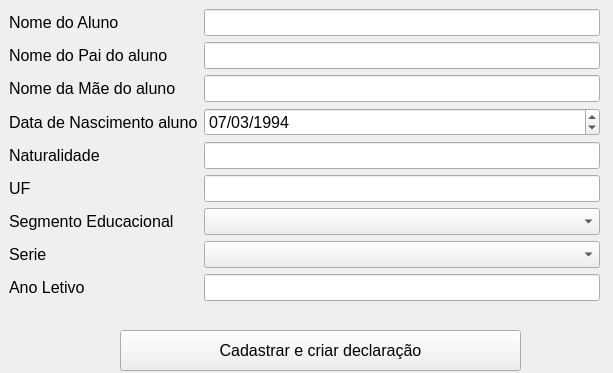
First picture: the form in GeradorDeDocumentos/view/cadastro.ui, repository andersonferreira1277/Exerc-cios-de-P1-e-LP1, before the edit.
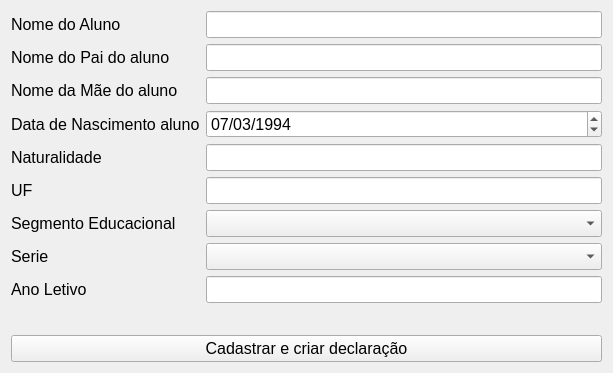
Second picture: the form after the edit. Icons and pictures are not drawn.

Commit message: modificações nas telas e começando a criar tela cadastro.

```diff
--- a/GeradorDeDocumentos/view/cadastro.ui
+++ b/GeradorDeDocumentos/view/cadastro.ui
@@ -13,20 +13,12 @@
   <property name="windowTitle">
    <string>Cadastro de Aluno</string>
   </property>
-  <widget class="QWidget" name="formLayoutWidget">
-   <property name="geometry">
-    <rect>
-     <x>9</x>
-     <y>9</y>
-     <width>591</width>
-     <height>311</height>
-    </rect>
-   </property>
-   <property name="font">
-    <font>
-     <pointsize>12</pointsize>
-    </font>
-   </property>
+  <property name="windowIcon">
+   <iconset>
+    <normaloff>../img/icon.ico</normaloff>../img/icon.ico</iconset>
+  </property>
+  <layout class="QVBoxLayout" name="verticalLayout">
+   <item>
    <layout class="QFormLayout" name="formLayout">
     <item row="0" column="0">
      <widget class="QLabel" name="nomeDoAlunoLabel">
@@ -251,16 +243,9 @@
      </widget>
     </item>
    </layout>
-  </widget>
+   </item>
+   <item>
   <widget class="QPushButton" name="cadastrarButton">
-   <property name="geometry">
-    <rect>
-     <x>120</x>
-     <y>330</y>
-     <width>401</width>
-     <height>41</height>
-    </rect>
-   </property>
    <property name="font">
     <font>
      <pointsize>12</pointsize>
@@ -270,6 +255,8 @@
     <string>Cadastrar e criar declaração</string>
    </property>
   </widget>
+   </item>
+  </layout>
  </widget>
  <resources/>
  <connections/>
```
Lines whose indentation alone changed are shown as unchanged. The commit also changes 6 other files.
